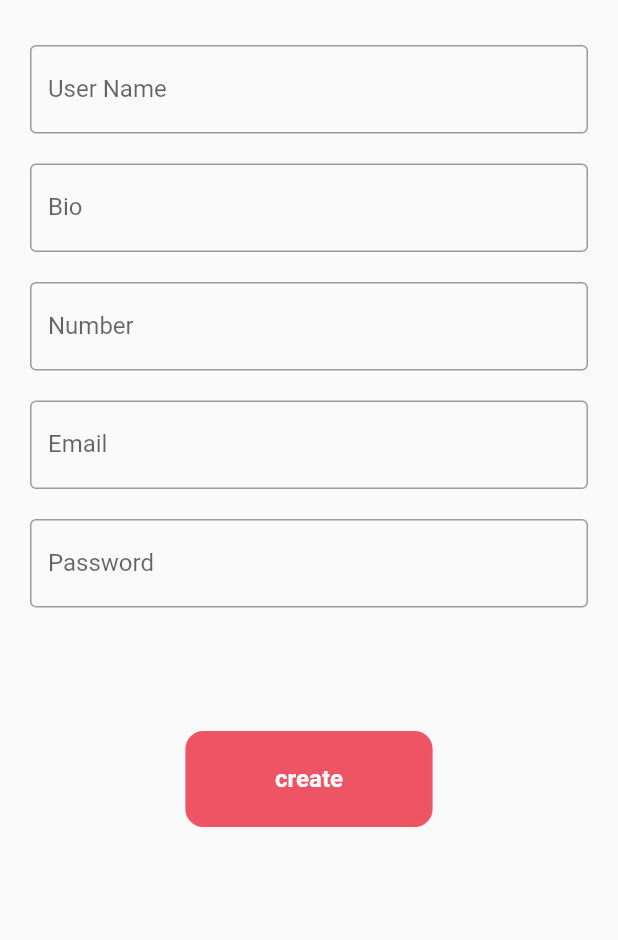
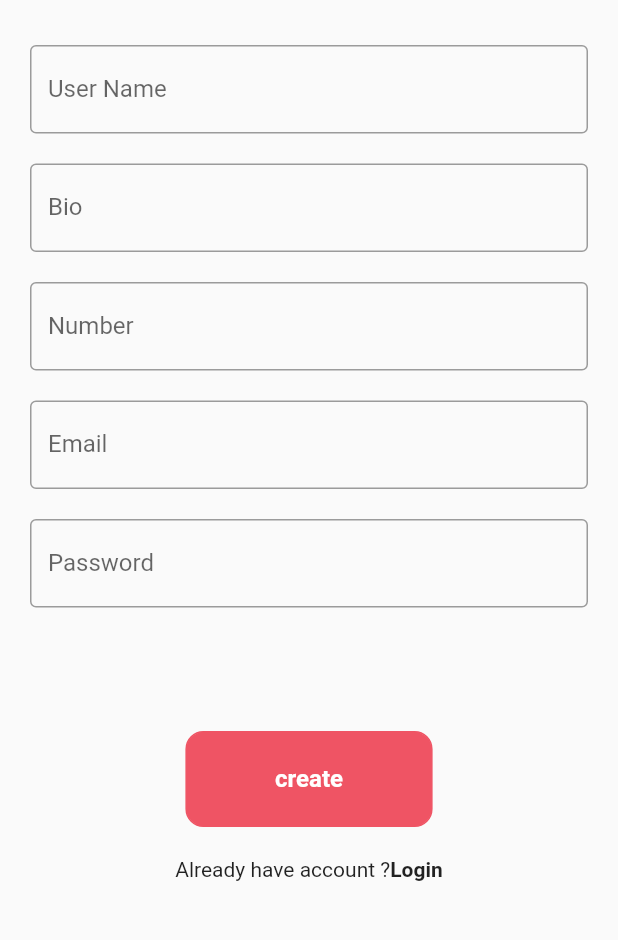
Before and after one commit to ba138/WOW-TICKETS, a Flutter app: the screen it shows after launch, after a tap on "SignUp", on a phone screen of 412 x 824 dp, the part 198-1138 px from its top. Run offline on Flutter 3.47's test engine with Material 2 defaults, Android fonts, the phone set to English and light mode, and no system bars; our stand-ins replace animated_text_kit; missing offline and left inert: qr_code_scanner.

Commit message:
navigating from sigup to sigin

```diff
--- a/lib/Screens/login_screen.dart
+++ b/lib/Screens/login_screen.dart
@@ -95,13 +95,7 @@ class _LogInScreenState extends State<LogInScreen> {
                       ),
                       borderRadius: BorderRadius.circular(12),
                     ),
-                    child: isLoading
-                        ? const Text(
-                            'Wait',
-                            style: TextStyle(
-                                fontSize: 16, fontWeight: FontWeight.bold),
-                          )
-                        : Center(
+                    child: Center(
                       child: Text(
                         'Login',
                         style: TextStyle(
@@ -130,9 +124,7 @@ class _LogInScreenState extends State<LogInScreen> {
                           ),
                         );
                       },
-                      child: isLoading
-                          ? const CircularProgressIndicator(color: Colors.black)
-                          : const Text(
+                      child: const Text(
                         'SignUp',
                         style: TextStyle(fontWeight: FontWeight.bold),
                       ),
--- a/lib/Screens/register_screen.dart
+++ b/lib/Screens/register_screen.dart
@@ -1,4 +1,5 @@
 import 'package:flutter/material.dart';
+import 'package:wowtickets/Screens/login_screen.dart';
 
 import '../constants.dart';
 
@@ -123,6 +124,30 @@ class _SignUpScreenState extends State<SignUpScreen> {
                     ),
                   ),
                 ),
+                const SizedBox(
+                  height: 20,
+                ),
+                Row(
+                  crossAxisAlignment: CrossAxisAlignment.center,
+                  mainAxisAlignment: MainAxisAlignment.center,
+                  children: [
+                    const Text('Already have account ?'),
+                    GestureDetector(
+                      onTap: () {
+                        Navigator.push(
+                          context,
+                          MaterialPageRoute(
+                            builder: (c) => const LogInScreen(),
+                          ),
+                        );
+                      },
+                      child: const Text(
+                        'Login',
+                        style: TextStyle(fontWeight: FontWeight.bold),
+                      ),
+                    )
+                  ],
+                )
               ],
             ),
           ),
```
Lines whose indentation alone changed are shown as unchanged.
